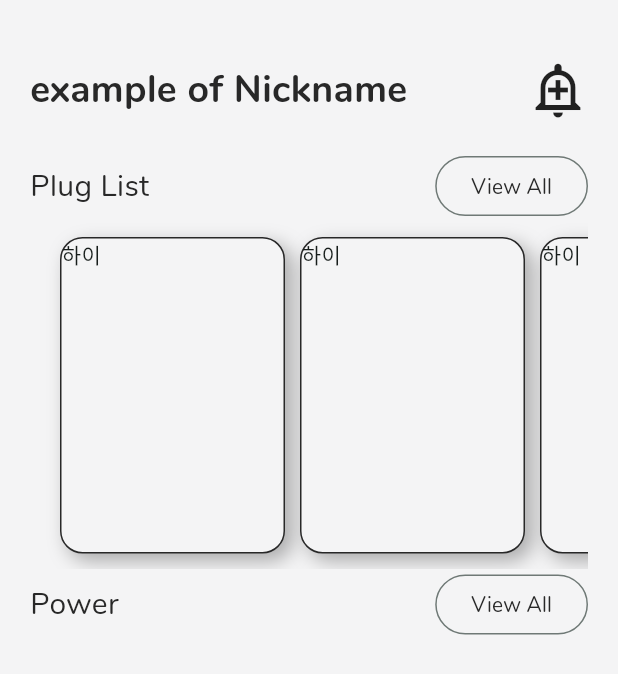
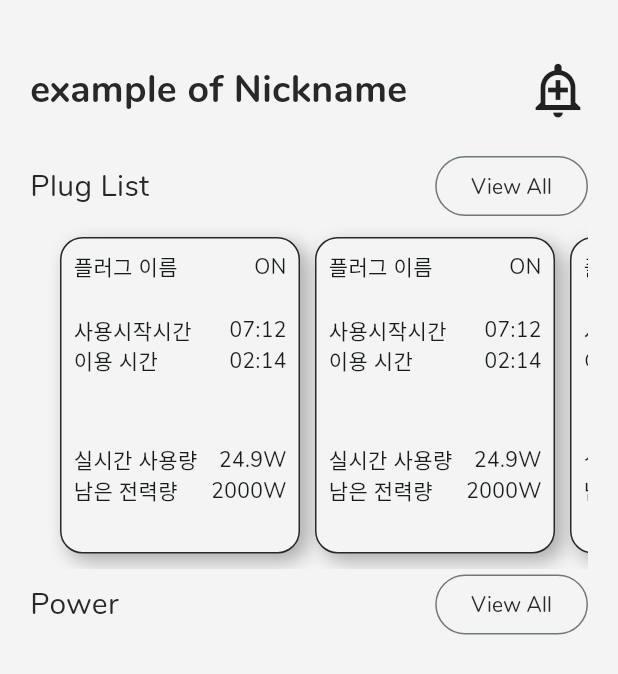
Before and after one commit to CAU-Capstone-PPL/CafePlugGuardian-Client, a Flutter app: the screen it shows after launch, on a phone screen of 412 x 824 dp. Shown: the top 674 px of the screen. Run offline on Flutter 3.47's test engine with Material 2 defaults, Android fonts, the phone set to English and light mode, and no system bars.

Commit message:
feat:pulg_widget 내용 수정

```diff
--- a/lib/main.dart
+++ b/lib/main.dart
@@ -1,7 +1,6 @@
 import 'package:cafe_plug_guardian_client/screens/home_screen.dart';
 import 'package:cafe_plug_guardian_client/style.dart';
 import 'package:flutter/material.dart';
-import 'package:google_fonts/google_fonts.dart';
 
 void main() {
   runApp(const App());
--- a/lib/widgets/plug_widget.dart
+++ b/lib/widgets/plug_widget.dart
@@ -17,7 +17,7 @@ class Plug extends StatelessWidget {
         );
       },
       child: Container(
-        width: 150,
+        width: 160,
         clipBehavior: Clip.hardEdge,
         decoration: BoxDecoration(
           border: Border.all(color: AppColor.text),
@@ -31,7 +31,66 @@ class Plug extends StatelessWidget {
             )
           ],
         ),
-        child: const Text('하이'),
+        child: const Padding(
+          padding: EdgeInsets.all(8.0),
+          child: Column(
+            mainAxisAlignment: MainAxisAlignment.spaceBetween,
+            children: [
+              Flexible(
+                flex: 1,
+                child: Row(
+                  mainAxisAlignment: MainAxisAlignment.spaceBetween,
+                  children: [
+                    Text('플러그 이름'),
+                    Text('ON'),
+                  ],
+                ),
+              ),
+              Flexible(
+                flex: 1,
+                child: Column(
+                  children: [
+                    Row(
+                      mainAxisAlignment: MainAxisAlignment.spaceBetween,
+                      children: [
+                        Text('사용시작시간'),
+                        Text('07:12'),
+                      ],
+                    ),
+                    Row(
+                      mainAxisAlignment: MainAxisAlignment.spaceBetween,
+                      children: [
+                        Text('이용 시간'),
+                        Text('02:14'),
+                      ],
+                    ),
+                  ],
+                ),
+              ),
+              Flexible(
+                flex: 1,
+                child: Column(
+                  children: [
+                    Row(
+                      mainAxisAlignment: MainAxisAlignment.spaceBetween,
+                      children: [
+                        Text('실시간 사용량'),
+                        Text('24.9W'),
+                      ],
+                    ),
+                    Row(
+                      mainAxisAlignment: MainAxisAlignment.spaceBetween,
+                      children: [
+                        Text('남은 전력량'),
+                        Text('2000W'),
+                      ],
+                    ),
+                  ],
+                ),
+              ),
+            ],
+          ),
+        ),
       ),
     );
   }
```
